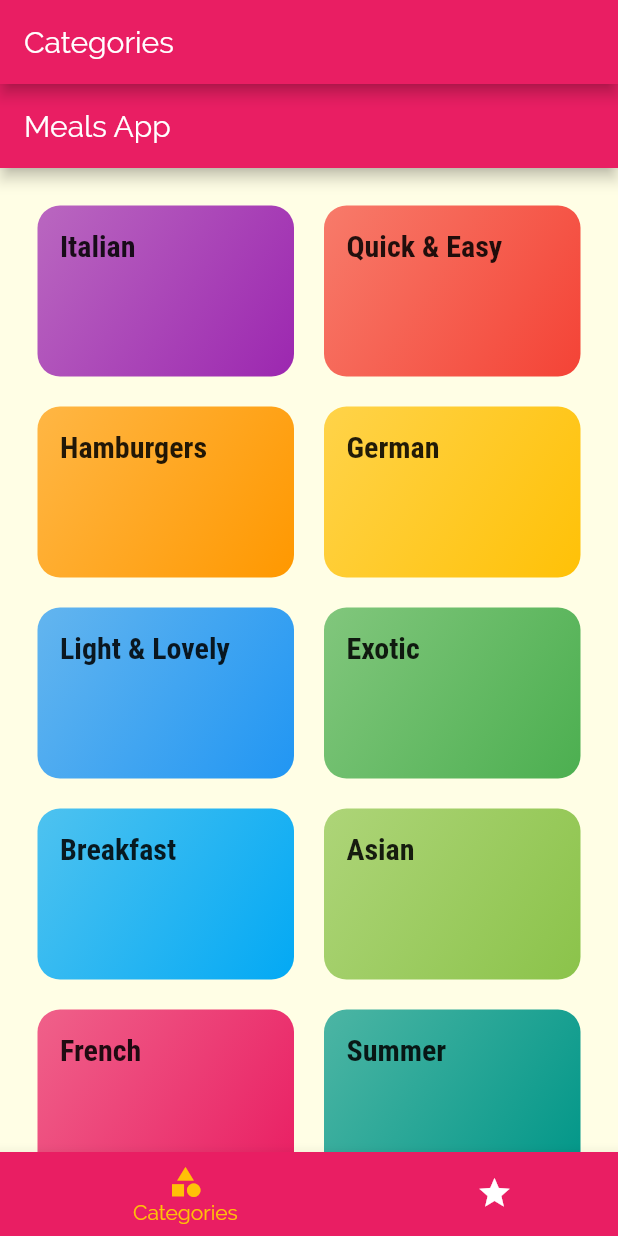
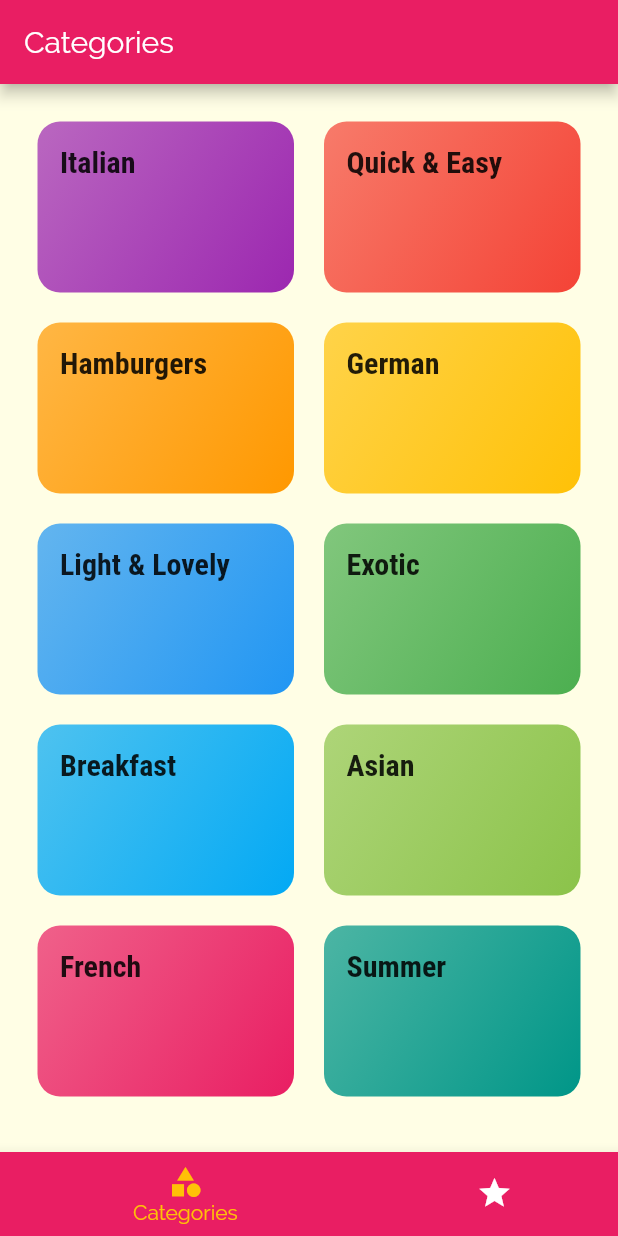
Before and after one commit to Mosquito1123/Hi-Meals-Meals-Meals-, a Flutter app: the screen it shows after launch, on a phone screen of 412 x 824 dp. Run offline on Flutter 3.47's test engine with Material 2 defaults, Android fonts, the phone set to English and light mode, and no system bars.

Commit message:
removed scaffold and appBar from categories screen since it is used as a tab not a separate page, also with favorites page-removed scaffold

```diff
--- a/lib/screens/categories_screen.dart
+++ b/lib/screens/categories_screen.dart
@@ -1,14 +1,12 @@
 import 'package:flutter/material.dart';
 
+import '../dummy_data.dart';
 import '../widgets/category_item.dart';
-import '../dummy_data.dart';
 
 class CategoriesScreen extends StatelessWidget {
   @override
   Widget build(BuildContext context) {
-    return Scaffold(
-      appBar: AppBar(title: Text('Meals App')),
-      body: GridView(
+    return GridView(
       padding: EdgeInsets.all(25),
       children: DUMMY_CATEGORIES.map((cat) => CategoryItem(cat)).toList(),
       gridDelegate: SliverGridDelegateWithMaxCrossAxisExtent(
@@ -17,7 +15,6 @@ class CategoriesScreen extends StatelessWidget {
         crossAxisSpacing: 20,
         mainAxisSpacing: 20,
       ),
-      ),
     );
   }
 }
```
Also changed, not shown: lib/screens/favorites_screen.dart (+3 -5 lines). Lines whose indentation alone changed are shown as unchanged.
